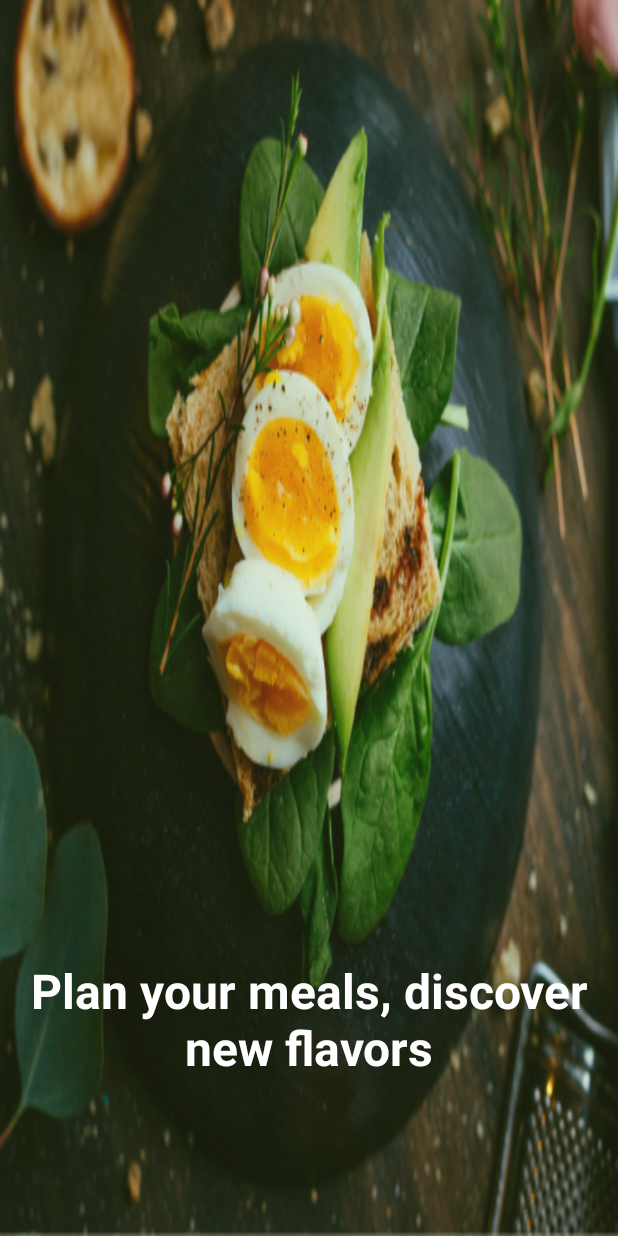
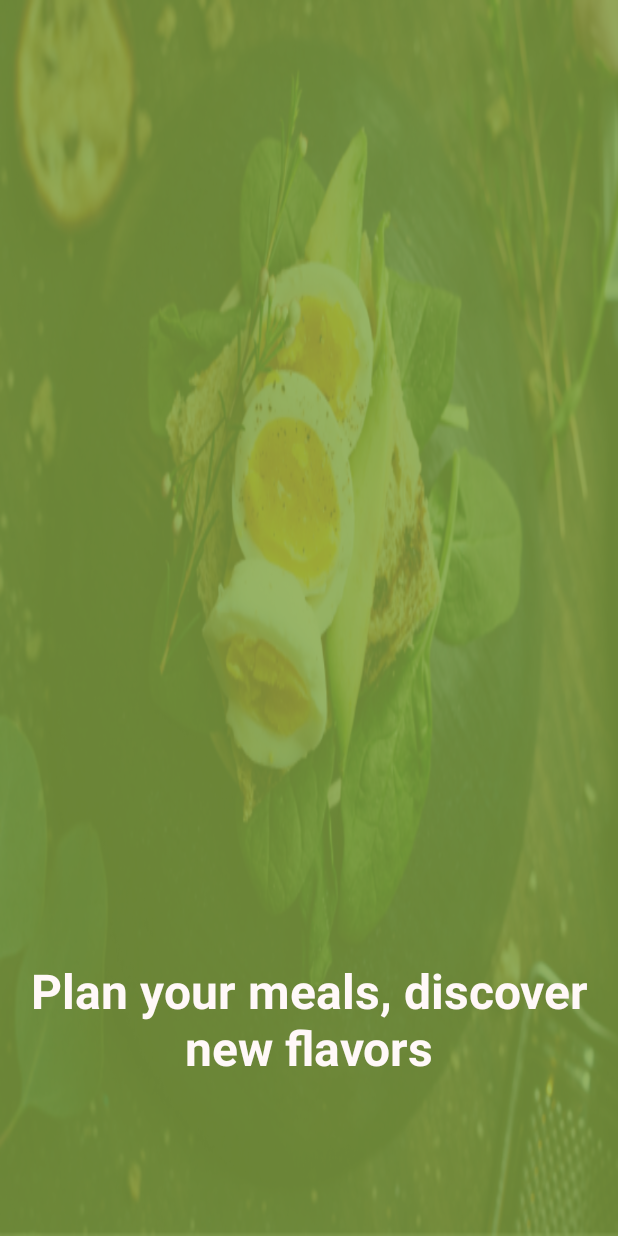
Before and after one commit to MuhamedSultan/food_planner, an Android app: the SplashFragment screen opened directly, with no data from a screen before it, on a phone screen of 412 x 824 dp. Run offline under Robolectric (Android 15) with nearby library versions, the phone set to English and light mode, and no system bars; our stand-ins replace navigation-ui.

Commit message:
Add Colors

```diff
--- a/app/src/main/res/values/colors.xml
+++ b/app/src/main/res/values/colors.xml
@@ -1,6 +1,10 @@
 <?xml version="1.0" encoding="utf-8"?>
 <resources>
     <color name="black">#FF000000</color>
-    <color name="white">#FFFFFFFF</color>
-    <color name="green">#2685A544</color>
+    <color name="white">#FFF8F8</color>
+    <color name="trans_green">#9985A544</color>
+    <color name="green">#CC85A544</color>
+    <color name="light_black">#1E1E1E</color>
+    <color name="light_gray">#E7E7E7</color>
+
 </resources>
```
